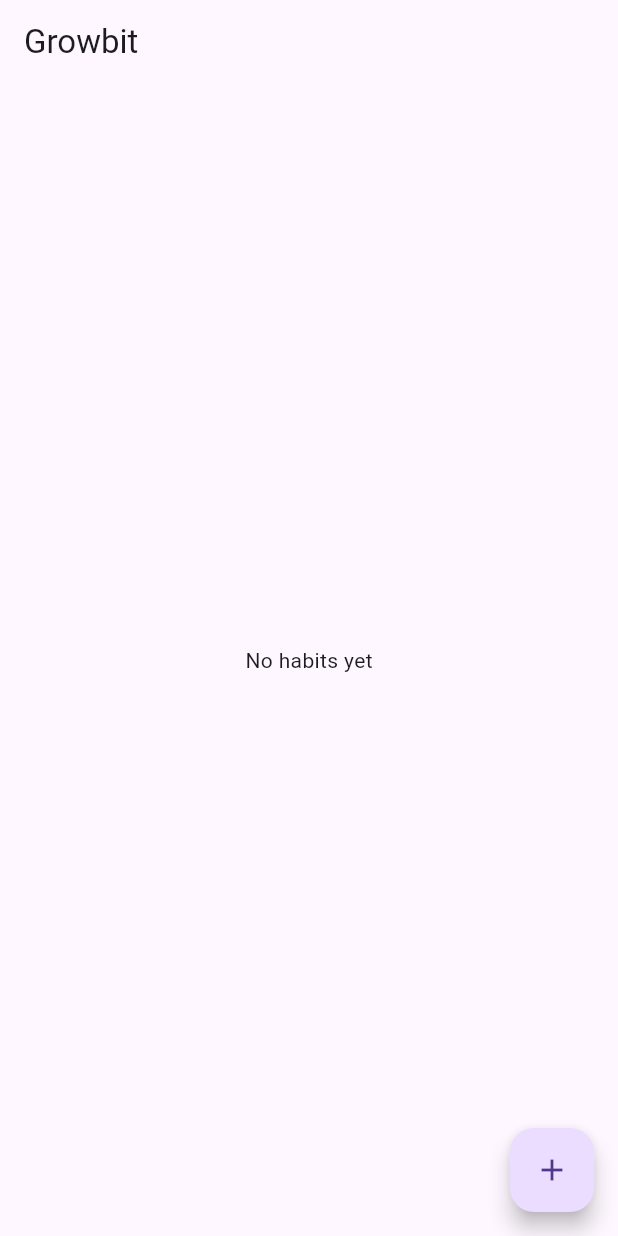
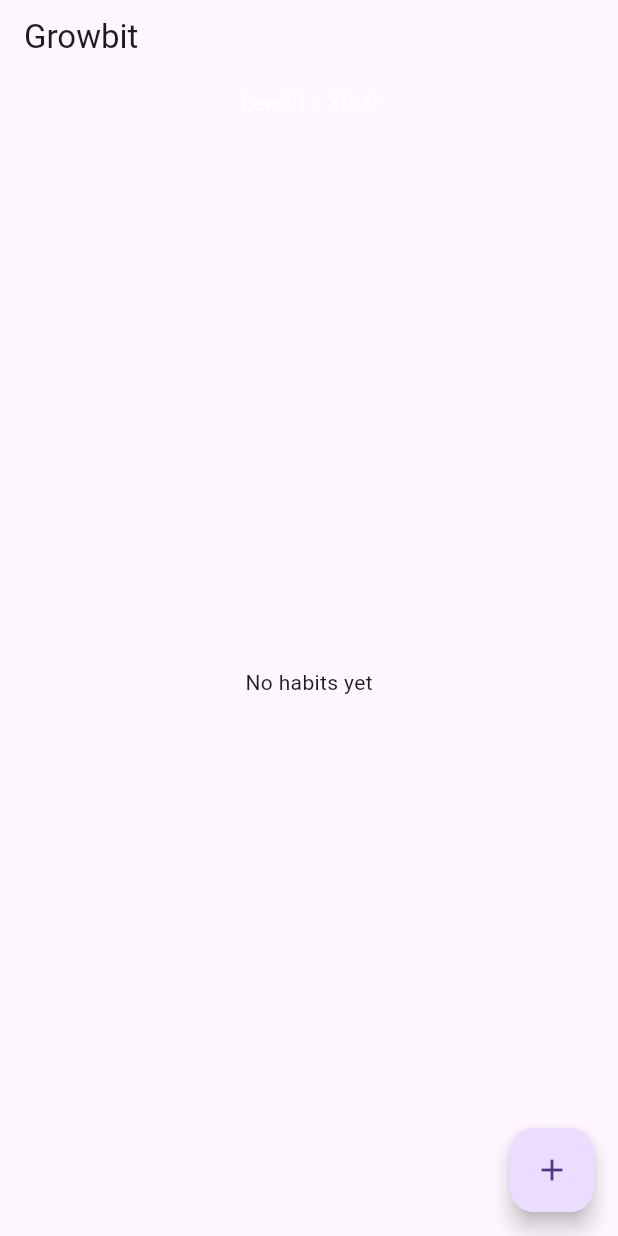
Before and after one commit to Murito-01/growbit, a Flutter app: the screen it shows after launch, on a phone screen of 412 x 824 dp. Run offline on Flutter 3.47's test engine with Material 3 defaults, Android fonts, the phone set to English and light mode, and no system bars.

Commit message:
Add UserProgress model and integrate XP tracking in HomeScreen

```diff
--- /dev/null
+++ b/lib/models/user_progress.dart
@@ -0,0 +1,11 @@
+class UserProgress {
+  int xp;
+  int level;
+
+  UserProgress({this.xp = 0, this.level = 1});
+
+  void addXP(int value) {
+    xp += value;
+    level = (xp ~/ 100) + 1;
+  }
+}
--- a/lib/screens/home_screen.dart
+++ b/lib/screens/home_screen.dart
@@ -1,5 +1,6 @@
 import 'package:flutter/material.dart';
 import '../models/habit.dart';
+import '../models/user_progress.dart';
 
 class HomeScreen extends StatefulWidget {
   const HomeScreen({super.key});
@@ -10,6 +11,7 @@
 
 class _HomeScreenState extends State<HomeScreen> {
   List<Habit> habits = [];
+  UserProgress userProgress = UserProgress();
 
   void addHabit(String title) {
     setState(() {
@@ -20,6 +22,17 @@
   void toggleHabit(int index) {
     setState(() {
       habits[index].isDone = !habits[index].isDone;
+
+      if (habits[index].isDone) {
+        userProgress.addXP(10);
+
+        ScaffoldMessenger.of(context).showSnackBar(
+          const SnackBar(
+            content: Text("+10 XP 🎉"),
+            duration: Duration(seconds: 1),
+          ),
+        );
+      }
     });
   }
 
@@ -58,7 +71,19 @@
   @override
   Widget build(BuildContext context) {
     return Scaffold(
-      appBar: AppBar(title: const Text("Growbit")),
+      appBar: AppBar(
+        title: const Text("Growbit"),
+        bottom: PreferredSize(
+          preferredSize: const Size.fromHeight(30),
+          child: Padding(
+            padding: const EdgeInsets.all(8.0),
+            child: Text(
+              "Level ${userProgress.level} • XP: ${userProgress.xp}",
+              style: const TextStyle(color: Colors.white),
+            ),
+          ),
+        ),
+      ),
       body: habits.isEmpty
           ? const Center(child: Text("No habits yet"))
           : ListView.builder(
```
